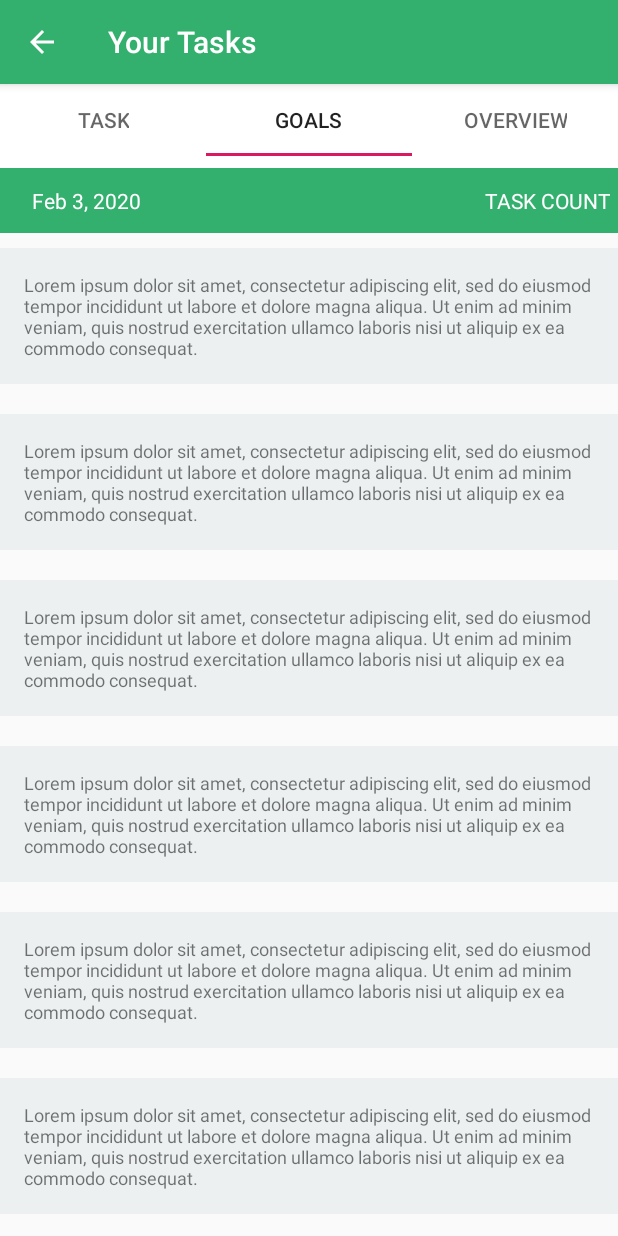
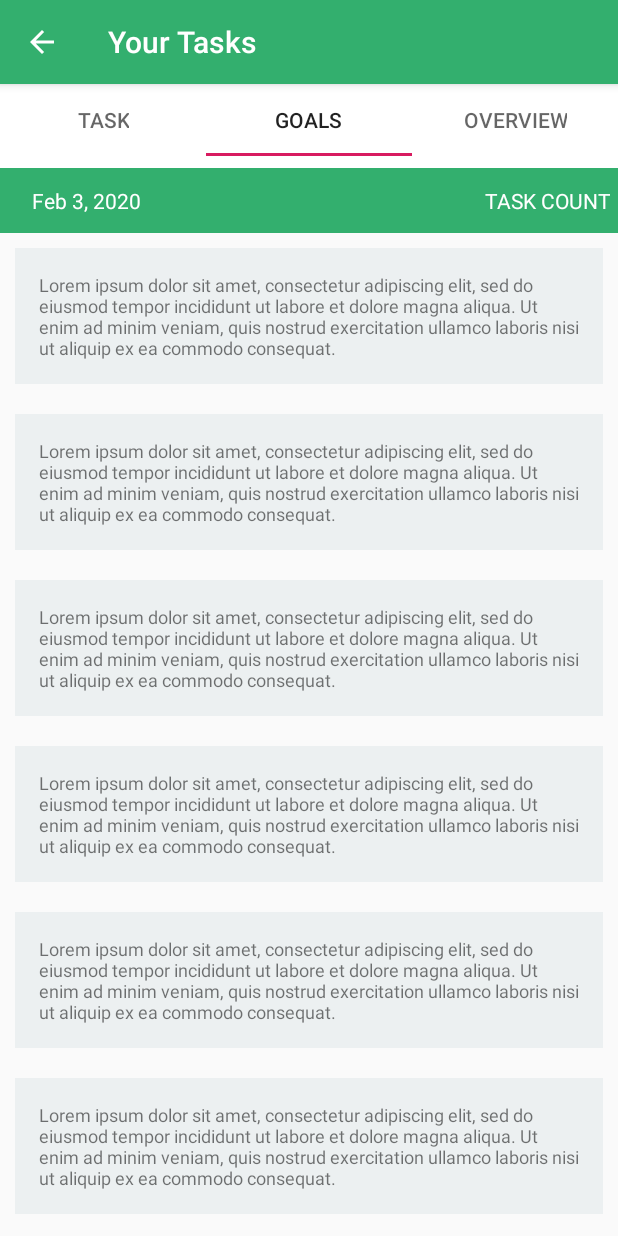
Before and after one commit to vaishnavikattekola/MockKPulse, an Android app: the Tasks screen opened directly, with no data from a screen before it, tab 2 chosen, on a phone screen of 412 x 824 dp. Run offline under Robolectric (Android 15) with nearby library versions, the phone set to English and light mode, and no system bars.

```diff
--- a/app/build.gradle
+++ b/app/build.gradle
@@ -24,7 +24,7 @@ dependencies {
     implementation 'androidx.appcompat:appcompat:1.1.0'
     implementation 'com.google.android.material:material:1.0.0'
     implementation 'androidx.constraintlayout:constraintlayout:1.1.3'
-    implementation 'androidx.lifecycle:lifecycle-extensions:2.0.0'
+    implementation 'androidx.lifecycle:lifecycle-extensions:2.2.0'
     implementation 'androidx.legacy:legacy-support-v4:1.0.0'
     testImplementation 'junit:junit:4.12'
     //recyclerview
@@ -34,6 +34,7 @@ dependencies {
 
     //dependency for material design
     implementation 'com.android.support:design:29.0.0'
+    implementation 'com.google.android.material:material:1.2.0-alpha04'
 
     //dependency for cardview
     implementation 'com.android.support:cardview-v7:29.0.0'
@@ -49,4 +50,7 @@ dependencies {
 
     //google play services
     implementation 'com.google.android.gms:play-services-auth:17.0.0'
+
+
+
 }
--- a/app/src/main/java/com/example/fragmentview/Fragment_db/SettingsFragment_db.java
+++ b/app/src/main/java/com/example/fragmentview/Fragment_db/SettingsFragment_db.java
@@ -24,13 +24,14 @@ import yuku.ambilwarna.AmbilWarnaDialog;
 
 public class SettingsFragment_db extends Fragment {
     Button btn_color_picker;
+
     int currentColor;
 
     @Override
     public View onCreateView(LayoutInflater inflater, ViewGroup container, Bundle savedInstanceState) {
 
         View view = inflater.inflate(R.layout.fragment_settings_db, container, false);
-        btn_color_picker = view.findViewById(R.id.btn_color_picker);
+       btn_color_picker = view.findViewById(R.id.btn_color_picker);
         final RelativeLayout layout_relative = view.findViewById(R.id.layout_relative);
         final LinearLayout layout_linear_db_top = view.findViewById(R.id.layout_linear_db_top);
         final Window win = getActivity().getWindow();
--- a/app/src/main/java/com/example/fragmentview/GoalsAdapter.java
+++ b/app/src/main/java/com/example/fragmentview/GoalsAdapter.java
@@ -57,9 +57,6 @@ public class GoalsAdapter extends RecyclerView.Adapter<GoalsAdapter.MyViewHolder
             super(itemView);
 
             goals_text = itemView.findViewById(R.id.goals);
-//            linear_layout =itemView.findViewById(R.layout.fragment_goals);
-//            update_btn=itemView.findViewById(R.id.btn_updateGoal);
-
         }
     }
 }
--- a/app/src/main/java/com/example/fragmentview/Overview.java
+++ b/app/src/main/java/com/example/fragmentview/Overview.java
@@ -89,6 +89,7 @@ public class Overview extends Fragment {
 
             }
         },YEAR,MONTH,DATE);
+        datePickerDialog.getDatePicker().setMaxDate(System.currentTimeMillis());
         datePickerDialog.show();
 
     }
--- a/app/src/main/java/com/example/fragmentview/YourTasks.java
+++ b/app/src/main/java/com/example/fragmentview/YourTasks.java
@@ -21,6 +21,7 @@ import android.view.inputmethod.InputMethodManager;
 import android.widget.TextView;
 
 public class YourTasks extends AppCompatActivity implements Tasks.OnFragmentInteractionListener, Goals.OnFragmentInteractionListener, Overview.OnFragmentInteractionListener {
+
 
 
     @Override
@@ -68,6 +69,7 @@ public class YourTasks extends AppCompatActivity implements Tasks.OnFragmentInte
 
             }
         });
+
     }
 
 
--- a/app/src/main/res/layout/fragment_goals.xml
+++ b/app/src/main/res/layout/fragment_goals.xml
@@ -1,7 +1,28 @@
 <?xml version="1.0" encoding="utf-8"?>
-<LinearLayout xmlns:android="http://schemas.android.com/apk/res/android"
+<RelativeLayout xmlns:android="http://schemas.android.com/apk/res/android"
     xmlns:app="http://schemas.android.com/apk/res-auto"
     xmlns:tools="http://schemas.android.com/tools"
+    android:layout_width="match_parent"
+    android:layout_height="match_parent"
+    android:id="@+id/linear_goals"
+    android:orientation="vertical">
+<!--    app:layout_behavior="com.google.android.material.bottomsheet.BottomSheetBehavior"-->
+<!--    app:behavior_hideable="true">-->
+<!--    <androidx.coordinatorlayout.widget.CoordinatorLayout-->
+<!--        android:layout_width="match_parent"-->
+<!--        android:layout_height="match_parent">-->
+<!--        <com.google.android.material.bottomappbar.BottomAppBar-->
+<!--            android:layout_width="match_parent"-->
+<!--            android:id="@+id/bottom_app_bar"-->
+<!--            android:layout_height="wrap_content"-->
+<!--            android:backgroundTint="@color/colorPrimary"-->
+<!--            android:layout_gravity="bottom"-->
+<!--            app:navigationIcon="@android:drawable/ic_input_add"-->
+<!--            >-->
+<!--        </com.google.android.material.bottomappbar.BottomAppBar>-->
+<!--    </androidx.coordinatorlayout.widget.CoordinatorLayout>-->
+
+<LinearLayout
     android:layout_width="match_parent"
     android:layout_height="match_parent"
     android:orientation="vertical">
@@ -57,25 +78,29 @@
                     android:id="@+id/_recyclerList"
                     android:layout_width="match_parent"
                     android:layout_height="match_parent"
+                    android:paddingLeft="10dp"
+                    android:paddingRight="10dp"
                     android:scrollbars="vertical"
                     tools:context=".Goals">
                     <!-- TODO: Update blank fragment layout -->
 
                 </androidx.recyclerview.widget.RecyclerView>
-
                 <Button
-                    android:id="@+id/btn_updateGoal"
+                    android:id="@+id/btn_Goals"
                     android:layout_width="match_parent"
                     android:layout_height="wrap_content"
-                    android:background="@color/colorPrimary"
-                    android:text="UPDATE GOAL"
-                    android:textColor="#ffffff">
+                    android:backgroundTint="@color/colorPrimary"
+                    android:text="@string/weekly_goals"
+                    android:textColor="@color/white"
+                    android:textAlignment="center">
 
                 </Button>
+
 
             </LinearLayout>
         </LinearLayout>
     </ScrollView>
+</LinearLayout>
 
 
-</LinearLayout>
+</RelativeLayout>
--- a/app/src/main/res/values/styles.xml
+++ b/app/src/main/res/values/styles.xml
@@ -12,6 +12,10 @@
         <item name="windowActionBar">false</item>
         <item name="windowNoTitle">true</item>
     </style>
+    <style name="Datepicker" parent="Theme.AppCompat.Light.Dialog">
+        <item name="colorPrimary">@color/selected</item>
+
+    </style>
 
     <style name="AppTheme.AppBarOverlay" parent="ThemeOverlay.AppCompat.Dark.ActionBar" />
 
```
Also changed, not shown: app/src/main/java/com/example/fragmentview/Goals.java (+10 -1 lines), app/src/main/java/com/example/fragmentview/Tasks.java (+10 -19 lines), app/src/main/res/drawable/rating_star2.xml (deleted, +0 -12 lines), app/src/main/res/layout/bottom_sheet.xml (added, +19 -0 lines), app/src/main/res/layout/fragment_overview.xml (+9 -12 lines), app/src/main/res/layout/fragment_settings_db.xml (+32 -5 lines), app/src/main/res/layout/fragment_tasks.xml (+49 -46 lines), app/src/main/res/drawable-v24/ic_next.png (added).
